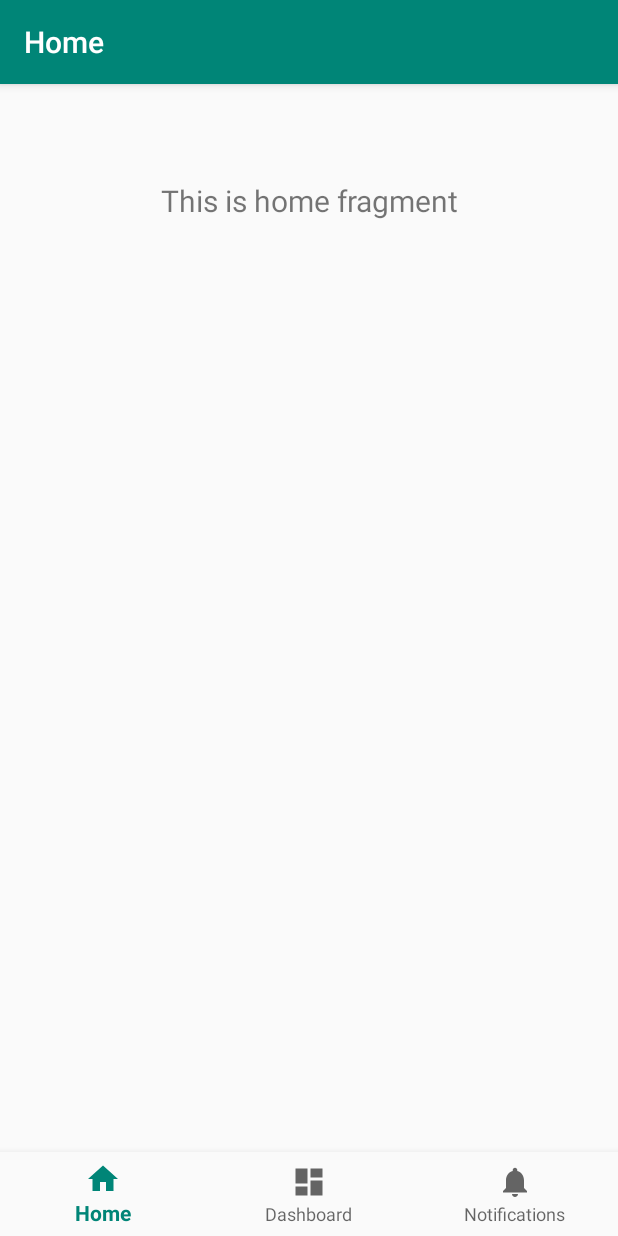
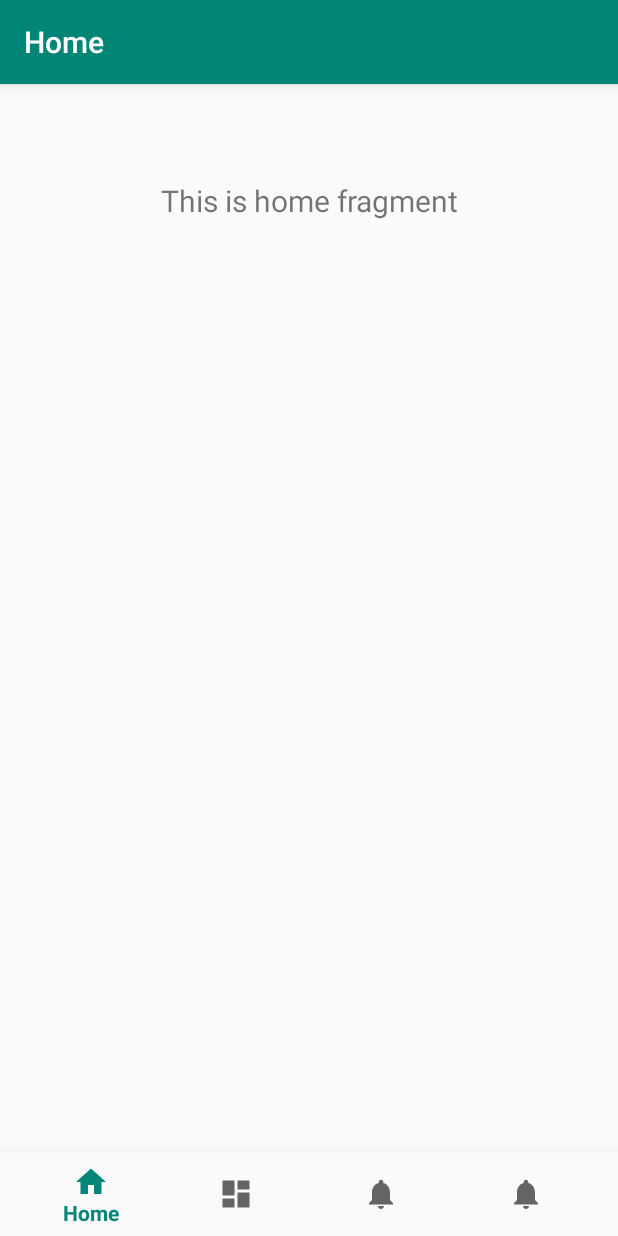
Before and after one commit to MitchLangg/E-QuipmentShop, an Android app: the screen it shows after launch (MainActivity), on a phone screen of 412 x 824 dp. Run offline under Robolectric (Android 15) with nearby library versions, the phone set to English and light mode, and no system bars; our stand-ins replace navigation-ui.

Commit message:
BottomNav Setup 1

```diff
--- a/app/src/main/java/mitchell/lang/e_quipmentshop/MainActivity.java
+++ b/app/src/main/java/mitchell/lang/e_quipmentshop/MainActivity.java
@@ -20,7 +20,7 @@ public class MainActivity extends AppCompatActivity {
         // Passing each menu ID as a set of Ids because each
         // menu should be considered as top level destinations.
         AppBarConfiguration appBarConfiguration = new AppBarConfiguration.Builder(
-                R.id.navigation_home, R.id.navigation_dashboard, R.id.navigation_notifications)
+                R.id.navigation_home, R.id.navigation_rules, R.id.navigation_equipment, R.id.navigation_stickpick)
                 .build();
         NavController navController = Navigation.findNavController(this, R.id.nav_host_fragment);
         NavigationUI.setupActionBarWithNavController(this, navController, appBarConfiguration);
--- a/app/src/main/res/menu/bottom_nav_menu.xml
+++ b/app/src/main/res/menu/bottom_nav_menu.xml
@@ -7,13 +7,19 @@
         android:title="@string/title_home" />
 
     <item
-        android:id="@+id/navigation_dashboard"
+        android:id="@+id/navigation_rules"
         android:icon="@drawable/ic_dashboard_black_24dp"
-        android:title="@string/title_dashboard" />
+        android:title="@string/title_rules" />
 
     <item
-        android:id="@+id/navigation_notifications"
+        android:id="@+id/navigation_equipment"
         android:icon="@drawable/ic_notifications_black_24dp"
-        android:title="@string/title_notifications" />
+        android:title="@string/title_equipment" />
+
+    <item
+        android:id="@+id/navigation_stickpick"
+        android:icon="@drawable/ic_notifications_black_24dp"
+        android:title="@string/title_stickpick"
+        />
 
 </menu>
--- a/app/src/main/res/navigation/mobile_navigation.xml
+++ b/app/src/main/res/navigation/mobile_navigation.xml
@@ -12,14 +12,20 @@
         tools:layout="@layout/fragment_home" />
 
     <fragment
-        android:id="@+id/navigation_dashboard"
+        android:id="@+id/navigation_rules"
         android:name="mitchell.lang.e_quipmentshop.ui.dashboard.DashboardFragment"
-        android:label="@string/title_dashboard"
+        android:label="@string/title_rules"
         tools:layout="@layout/fragment_dashboard" />
 
     <fragment
-        android:id="@+id/navigation_notifications"
+        android:id="@+id/navigation_equipment"
         android:name="mitchell.lang.e_quipmentshop.ui.notifications.NotificationsFragment"
-        android:label="@string/title_notifications"
+        android:label="@string/title_equipment"
+        tools:layout="@layout/fragment_notifications" />
+
+    <fragment
+        android:id="@+id/navigation_stickpick"
+        android:name="mitchell.lang.e_quipmentshop.ui.notifications.NotificationsFragment"
+        android:label="@string/title_stickpick"
         tools:layout="@layout/fragment_notifications" />
 </navigation>
--- a/app/src/main/res/values/strings.xml
+++ b/app/src/main/res/values/strings.xml
@@ -1,6 +1,7 @@
 <resources>
     <string name="app_name">E-quipmentShop</string>
     <string name="title_home">Home</string>
-    <string name="title_dashboard">Dashboard</string>
-    <string name="title_notifications">Notifications</string>
+    <string name="title_rules">Rules</string>
+    <string name="title_equipment">Equipment</string>
+    <string name="title_stickpick">Stick Pick</string>
 </resources>
```
